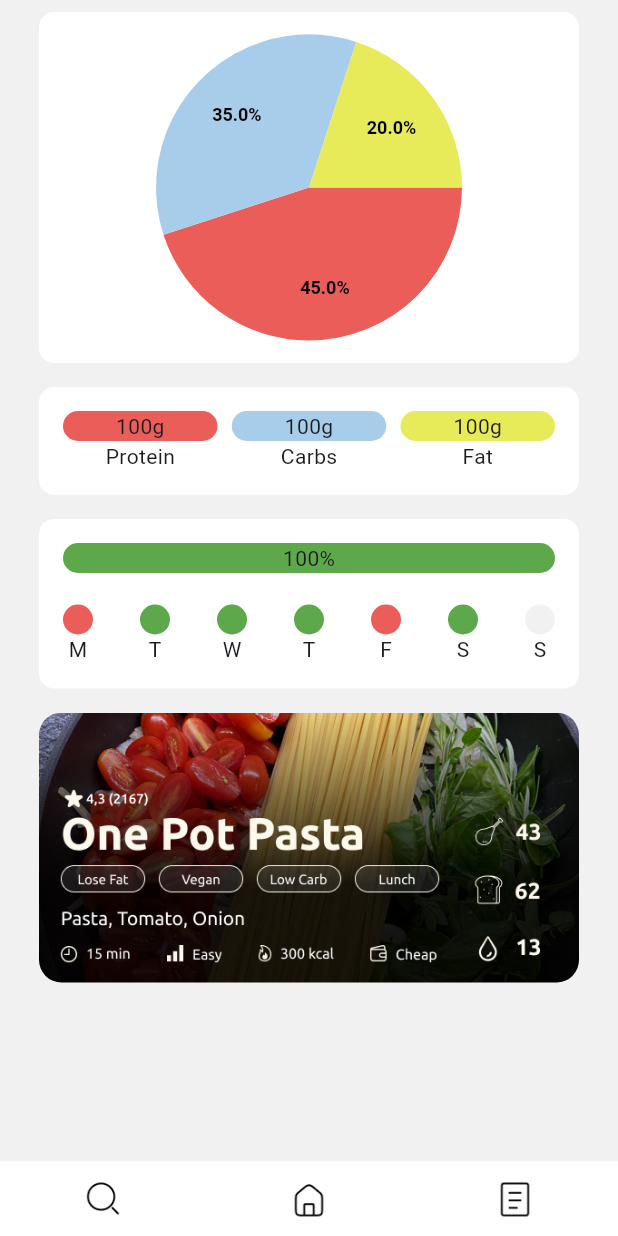
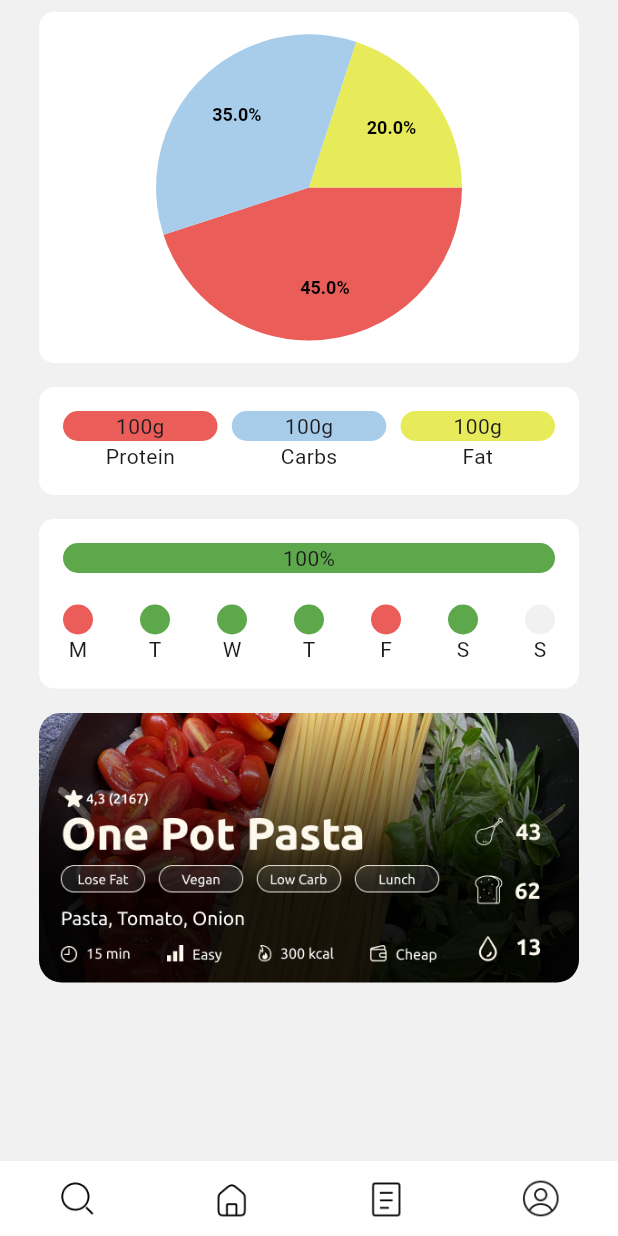
Before and after one commit to patschwendeman/mealPlaner-prototype, a Flutter app: the screen it shows after launch, on a phone screen of 412 x 824 dp. Run offline on Flutter 3.47's test engine with Material 3 defaults, Android fonts, the phone set to English and light mode, and no system bars; drawn by our look-alikes of pie_chart.

Commit message:
Add user icon

```diff
--- a/app/lib/shared/widgets/bottom_nav/bottom_nav.dart
+++ b/app/lib/shared/widgets/bottom_nav/bottom_nav.dart
@@ -22,15 +22,19 @@ class BottomNav extends StatelessWidget implements PreferredSizeWidget {
           children: [
             BottomNavButton(
               icon: SearchScreen(),
-              imagePath: 'assets/Search2.png',
+              imagePath: 'assets/icons/Search2.png',
             ),
             BottomNavButton(
               icon: HomeScreen(),
-              imagePath: 'assets/Home2.png',
+              imagePath: 'assets/icons/Home2.png',
             ),
             BottomNavButton(
               icon: MealPlansScreen(),
-              imagePath: 'assets/Order2.png',
+              imagePath: 'assets/icons/Order2.png',
+            ),
+            BottomNavButton(
+              icon: MealPlansScreen(),
+              imagePath: 'assets/icons/User.png',
             ),
           ],
         ));
```
Also changed, not shown: app/pubspec.yaml (+4 -3 lines), app/assets/icons/User.png (added).
